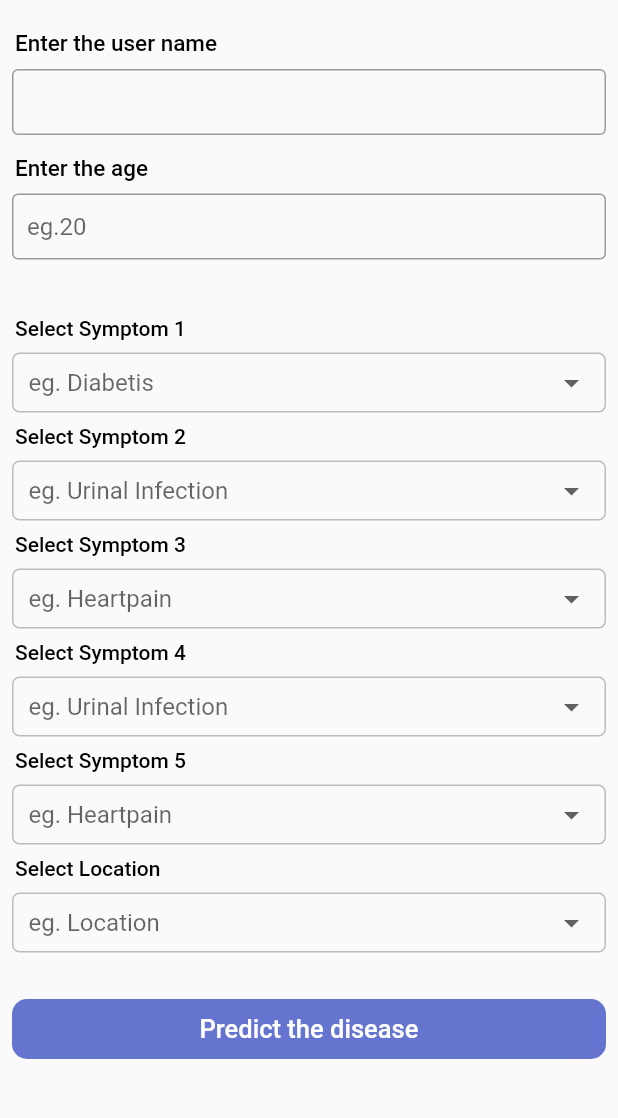
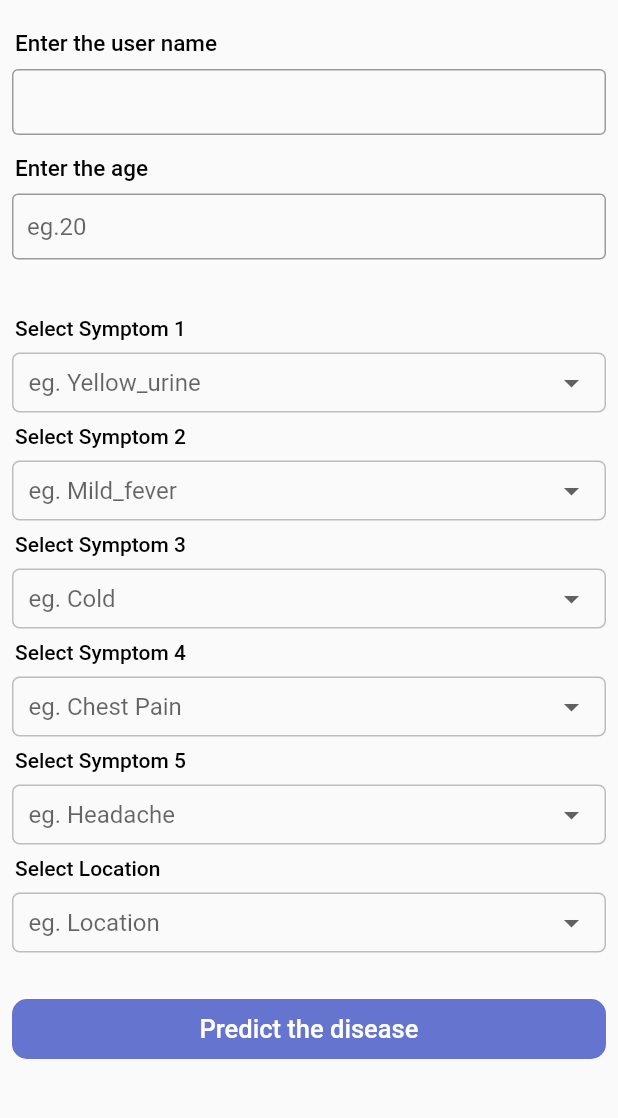
Before and after one commit to dev-vamsidhar/diseasepredictorapp, a Flutter app: the HomePage screen opened directly, on a phone screen of 412 x 824 dp, the part 84-1202 px from its top. Run offline on Flutter 3.47's test engine with Material 2 defaults, Android fonts, the phone set to English and light mode, and no system bars; our stand-ins replace cloud_firestore, dio, firebase_auth, firebase_core, flutter_easyloading, get; accounts and stored records are empty.

Commit message:
added some changes

```diff
--- a/lib/views/homepage.dart
+++ b/lib/views/homepage.dart
@@ -205,13 +205,11 @@ class HomePage extends StatelessWidget {
             SizedBox(
               height: 30,
             ),
-            customDropdown(l1, "eg. Diabetis", "Select Symptom 1", "s1"),
-            customDropdown(
-                l1, "eg. Urinal Infection", "Select Symptom 2", "s2"),
-            customDropdown(l1, "eg. Heartpain", "Select Symptom 3", "s4"),
-            customDropdown(
-                l1, "eg. Urinal Infection", "Select Symptom 4", "s5"),
-            customDropdown(l1, "eg. Heartpain", "Select Symptom 5", "s6"),
+            customDropdown(l1, "eg. Yellow_urine", "Select Symptom 1", "s1"),
+            customDropdown(l1, "eg. Mild_fever", "Select Symptom 2", "s2"),
+            customDropdown(l1, "eg. Cold", "Select Symptom 3", "s4"),
+            customDropdown(l1, "eg. Chest Pain", "Select Symptom 4", "s5"),
+            customDropdown(l1, "eg. Headache", "Select Symptom 5", "s6"),
             customDropdown(
                 ["Bangalore", "Chennai", "Vizag", "Hyderabad", "Tirupati"],
                 "eg. Location",
```
